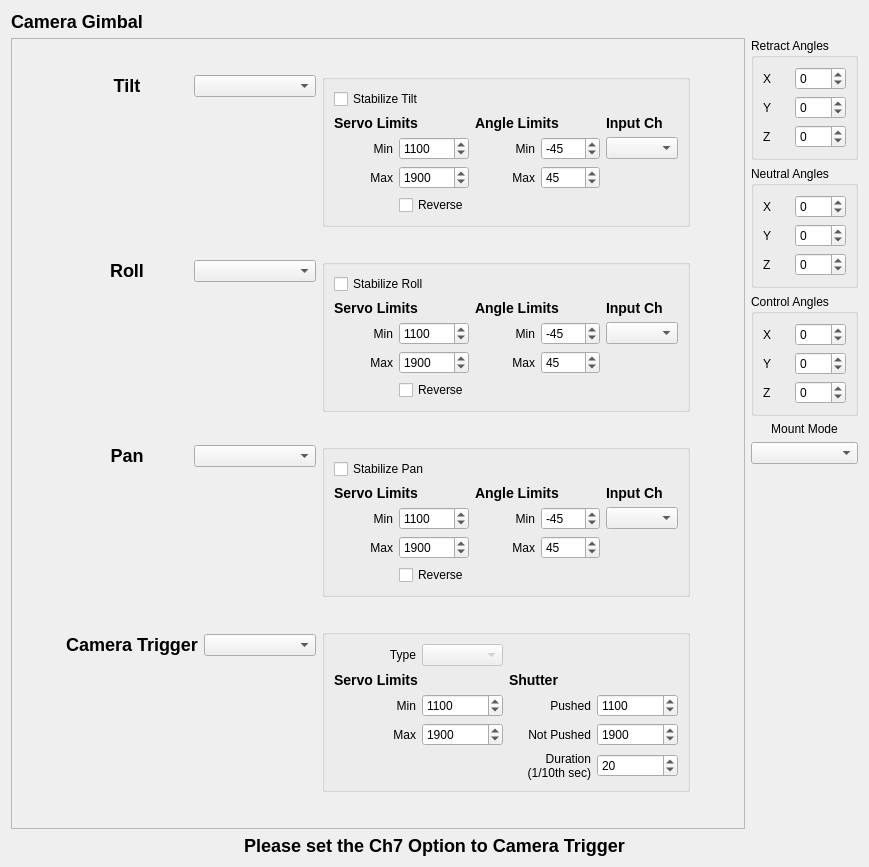
Above: src/ui/configuration/CameraGimbalConfig.ui from ArduPilot/apm_planner before the change. Below: the same form after it.
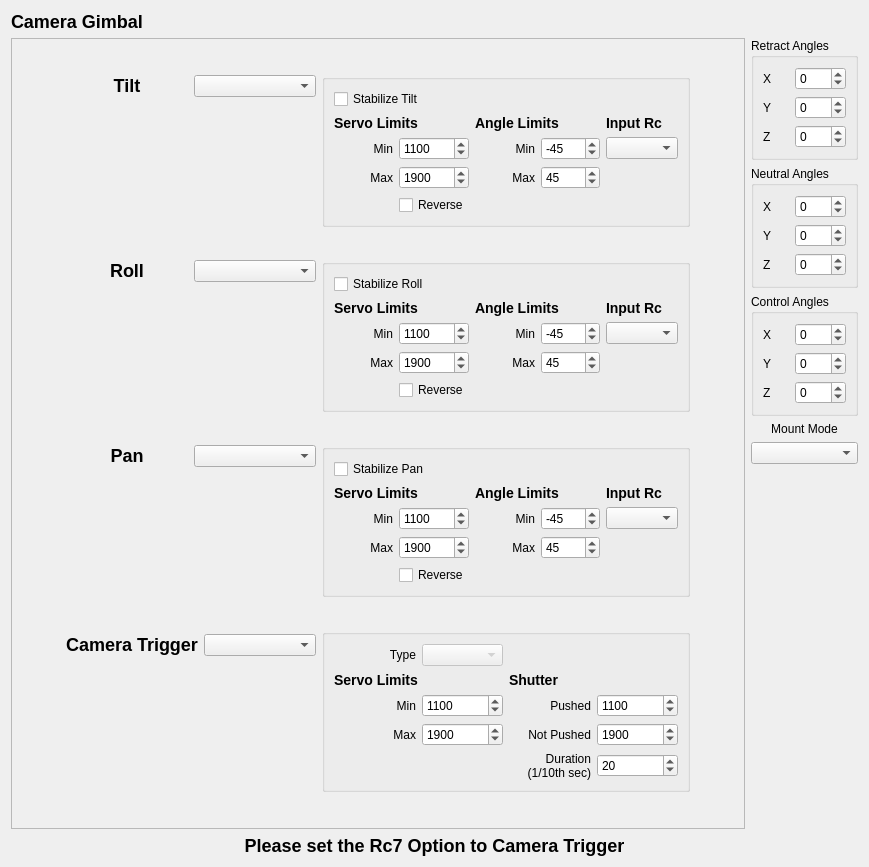
That is the form after the change. Icons and pictures are not drawn.

Commit message: CameraGimbal: Change from RC to SERVO

Patch:
```diff
--- a/src/ui/configuration/CameraGimbalConfig.ui
+++ b/src/ui/configuration/CameraGimbalConfig.ui
@@ -247,7 +247,7 @@
                   <item row="1" column="4">
                    <widget class="QLabel" name="label_9">
                     <property name="text">
-                     <string>&lt;h3&gt;Input Ch&lt;/h3&gt;</string>
+                     <string>&lt;h3&gt;Input Rc&lt;/h3&gt;</string>
                     </property>
                    </widget>
                   </item>
@@ -356,7 +356,7 @@
                   <item row="1" column="4">
                    <widget class="QLabel" name="label_16">
                     <property name="text">
-                     <string>&lt;h3&gt;Input Ch&lt;/h3&gt;</string>
+                     <string>&lt;h3&gt;Input Rc&lt;/h3&gt;</string>
                     </property>
                    </widget>
                   </item>
@@ -649,7 +649,7 @@
                   <item row="1" column="4">
                    <widget class="QLabel" name="label_24">
                     <property name="text">
-                     <string>&lt;h3&gt;Input Ch&lt;/h3&gt;</string>
+                     <string>&lt;h3&gt;Input Rc&lt;/h3&gt;</string>
                     </property>
                    </widget>
                   </item>
@@ -1143,7 +1143,7 @@
         </size>
        </property>
        <property name="text">
-        <string>&lt;h2&gt;Please set the Ch7 Option to Camera Trigger&lt;/h2&gt;</string>
+        <string>&lt;h2&gt;Please set the Rc7 Option to Camera Trigger&lt;/h2&gt;</string>
        </property>
        <property name="alignment">
         <set>Qt::AlignCenter</set>
```
The commit also changes 6 other files.
